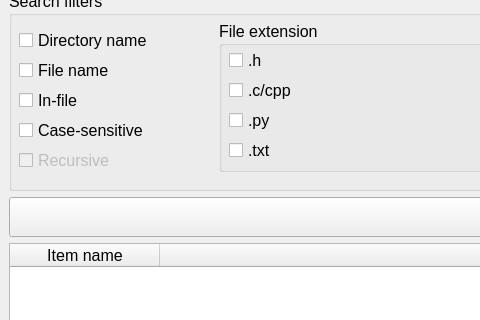
Qt form fileSearchEngine/mainwindow.ui (osamamuhammad3623/fileSearchEngine) before a commit; both pictures show x 0 to 480 and y 110 to 430 of the 1024 by 736 pixel window.
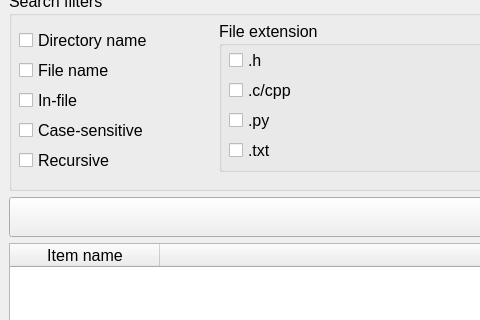
The same form after that commit.

The edit to the form file:
```diff
--- a/fileSearchEngine/mainwindow.ui
+++ b/fileSearchEngine/mainwindow.ui
@@ -199,7 +199,7 @@
       </widget>
       <widget class="QCheckBox" name="recursive">
        <property name="enabled">
-        <bool>false</bool>
+        <bool>true</bool>
        </property>
        <property name="geometry">
         <rect>
```
Left out of the diff: 6 changed lines with no effect on the pictures.
